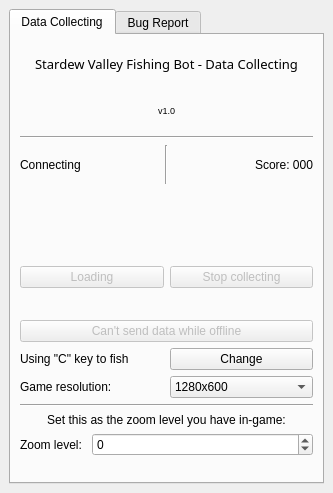
Qt form designs/MainWindow.ui (Setti7/SVFB-GUI) before a commit.
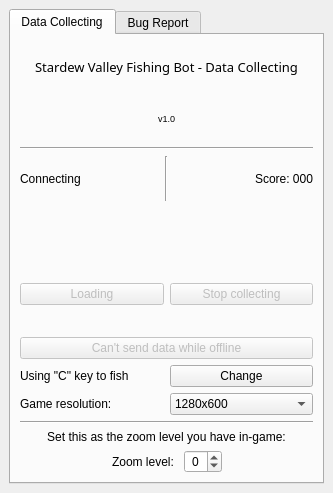
The same form after that commit.

The edit to the form file:
```diff
--- a/designs/MainWindow.ui
+++ b/designs/MainWindow.ui
@@ -311,19 +311,38 @@
            </widget>
           </item>
           <item>
-           <layout class="QFormLayout" name="formLayout">
-            <property name="fieldGrowthPolicy">
-             <enum>QFormLayout::AllNonFixedFieldsGrow</enum>
-            </property>
-            <item row="0" column="0">
+           <layout class="QHBoxLayout" name="horizontalLayout_6">
+            <item>
+             <spacer name="horizontalSpacer_2">
+              <property name="orientation">
+               <enum>Qt::Horizontal</enum>
+              </property>
+              <property name="sizeHint" stdset="0">
+               <size>
+                <width>40</width>
+                <height>20</height>
+               </size>
+              </property>
+             </spacer>
+            </item>
+            <item>
              <widget class="QLabel" name="zoom_level_label">
+              <property name="layoutDirection">
+               <enum>Qt::LeftToRight</enum>
+              </property>
               <property name="text">
                <string>Zoom level: </string>
               </property>
+              <property name="alignment">
+               <set>Qt::AlignLeading|Qt::AlignLeft|Qt::AlignVCenter</set>
+              </property>
              </widget>
             </item>
-            <item row="0" column="1">
+            <item>
              <widget class="QSpinBox" name="zoom_levelSpinBox">
+              <property name="alignment">
+               <set>Qt::AlignCenter</set>
+              </property>
               <property name="minimum">
                <number>-5</number>
               </property>
@@ -332,6 +351,19 @@
               </property>
              </widget>
             </item>
+            <item>
+             <spacer name="horizontalSpacer">
+              <property name="orientation">
+               <enum>Qt::Horizontal</enum>
+              </property>
+              <property name="sizeHint" stdset="0">
+               <size>
+                <width>40</width>
+                <height>20</height>
+               </size>
+              </property>
+             </spacer>
+            </item>
            </layout>
           </item>
          </layout>
```
Left out of the diff: 2 changed lines with no effect on the pictures.
